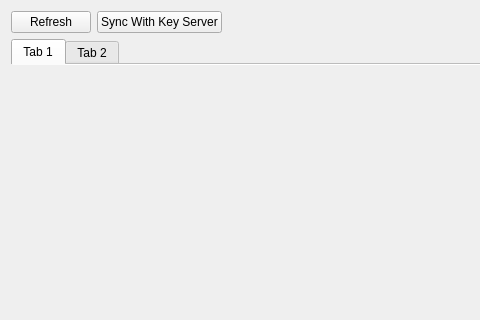
Above: ui/KeyList.ui from saturneric/GpgFrontend before the change; both pictures show x 0 to 480 and y 0 to 320 of the 1016 by 856 pixel window. Below: the same form after it.
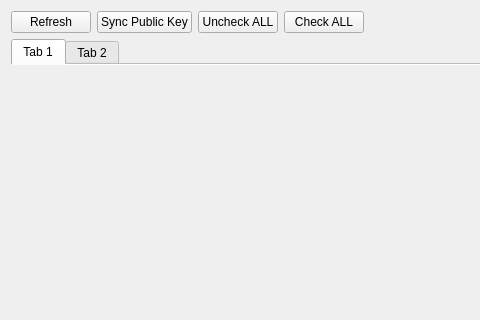
That is the form after the change.

```diff
--- a/ui/KeyList.ui
+++ b/ui/KeyList.ui
@@ -46,7 +46,21 @@
           <item>
            <widget class="QPushButton" name="syncButton">
             <property name="text">
-             <string>Sync With Key Server</string>
+             <string>Sync Public Key</string>
+            </property>
+           </widget>
+          </item>
+          <item>
+           <widget class="QPushButton" name="uncheckButton">
+            <property name="text">
+             <string>Uncheck ALL</string>
+            </property>
+           </widget>
+          </item>
+          <item>
+           <widget class="QPushButton" name="checkALLButton">
+            <property name="text">
+             <string>Check ALL</string>
             </property>
            </widget>
           </item>
```
